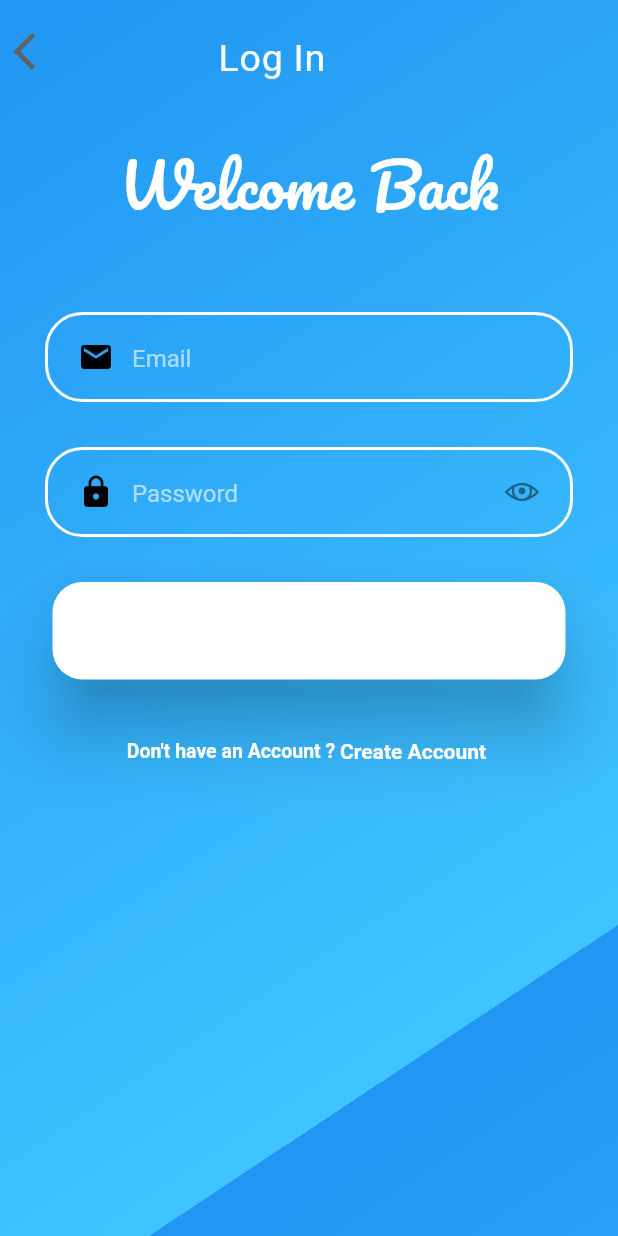
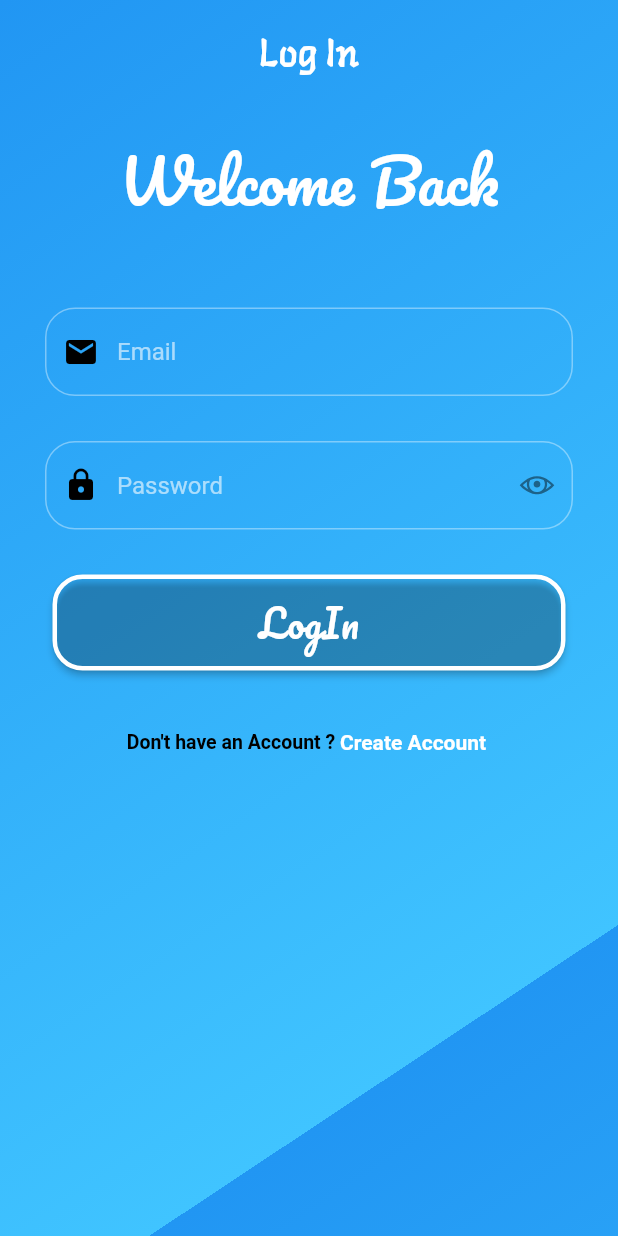
Before and after one commit to sushamaborhade/Liber, a Flutter app: the screen it shows after launch, after a tap on "Continue", on a phone screen of 412 x 824 dp. Run offline on Flutter 3.47's test engine with Material 2 defaults, Android fonts, the phone set to English and light mode, and no system bars; our stand-ins replace animated_text_kit, carousel_slider, curved_navigation_bar, line_awesome_icons, shared_preferences.

Commit message:
added home screen and changed navigation routes

```diff
--- a/lib/screens/login.dart
+++ b/lib/screens/login.dart
@@ -30,16 +30,6 @@ class _LogInState extends State<LogIn> {
     return Padding(
         padding: const EdgeInsets.only(
             top: 20.0, bottom: 10.0, right: 30.0, left: 30.0),
-        child: Container(
-          height: 60.0,
-          decoration: BoxDecoration(
-              borderRadius: BorderRadius.circular(25.0),
-              border: Border.all(
-                color: Colors.white,
-                width: 2.0,
-              )),
-          child: Padding(
-            padding: const EdgeInsets.all(8.0),
         child: TextFormField(
             keyboardType: pass == false
                 ? TextInputType.emailAddress
@@ -67,8 +57,7 @@ class _LogInState extends State<LogIn> {
                     errors.contains(
                         "Password should have atleast 6 characters.")) {
                   setState(() {
-                        errors.remove(
-                            "Password should have atleast 6 characters.");
+                    errors.remove("Password should have atleast 6 characters.");
                   });
                 }
               }
@@ -94,8 +83,7 @@ class _LogInState extends State<LogIn> {
                     !errors.contains(
                         "Password should have atleast 6 characters.")) {
                   setState(() {
-                        errors
-                            .add("Password should have atleast 6 characters.");
+                    errors.add("Password should have atleast 6 characters.");
                   });
                   return null;
                 }
@@ -114,6 +102,7 @@ class _LogInState extends State<LogIn> {
               return null;
             },
             obscureText: (pass == true && val == true) ? true : false,
+            style: TextStyle(decoration: TextDecoration.none),
             decoration: InputDecoration(
               prefixIcon: Icon(
                 icon,
@@ -137,10 +126,11 @@ class _LogInState extends State<LogIn> {
                         });
                       })
                   : Icon(null),
-                  border: InputBorder.none,
-                )),
-          ),
-        ));
+              border: OutlineInputBorder(
+                  borderRadius: BorderRadius.circular(20.0),
+                  borderSide: BorderSide(
+                      width: 2.0, color: Theme.of(context).accentColor)),
+            )));
   }
 
   @override
@@ -151,41 +141,31 @@ class _LogInState extends State<LogIn> {
         decoration: BoxDecoration(
           gradient: LinearGradient(
               begin: Alignment.topLeft,
-            end: Alignment(0.99,0.5),
+              end: Alignment(0.99, 0.5),
               colors: [
                 Colors.blue,
                 Colors.lightBlueAccent,
               ],
-            tileMode: TileMode.repeated
+              tileMode: TileMode.repeated),
+        ),
+        child: ListView(children: [
+          Padding(
+            padding: const EdgeInsets.only(top: 20.0),
+            child: Row(
+              mainAxisAlignment: MainAxisAlignment.center,
+              children: [
+                Text(
+                  'Log In',
+                  style: TextStyle(
+                    color: Colors.white,
+                    fontSize: 25.0,
+                    letterSpacing: .5,
+                    fontWeight: FontWeight.w400,
+                    fontFamily: 'Langar',
                   ),
                 ),
-        child: ListView(children: [
-          Row(
-            mainAxisAlignment: MainAxisAlignment.spaceEvenly,
-            children: [
-              Padding(
-                padding: const EdgeInsets.only(top: 10.0),
-                child: IconButton(
-                    icon: Icon(
-                      Icons.arrow_back_ios,
-                      color: Colors.grey[700],
-                      size: 30.0,
+              ],
             ),
-                    onPressed: () {
-                      Navigator.pop(context);
-                    }),
-              ),
-              Spacer(flex: 1),
-              Padding(
-                padding: const EdgeInsets.only(top: 20.0),
-                child: Text(
-                  'Log In',
-                  style: TextStyle(
-                      color: Colors.white, fontSize: 25.0, letterSpacing: .5,fontWeight: FontWeight.w400),
-                ),
-              ),
-              Spacer(flex: 2)
-            ],
           ),
           Center(
             child: Padding(
@@ -225,7 +205,7 @@ class _LogInState extends State<LogIn> {
                               //     email: email, password: password,
                               //     )).user;
                               //     if(user != null){
-                              Navigator.pushNamed(context, '/mainscreen');
+                              Navigator.pushNamed(context, '/nav');
                               //       }
                               //   }catch(e){
                               //     print(e);
@@ -237,16 +217,20 @@ class _LogInState extends State<LogIn> {
                               // TODO: Firebase Athentication
                             }
                           },
+                          color: Colors.transparent,
+                          shape: RoundedRectangleBorder(
+                              side: BorderSide(
                                   color: Theme.of(context).accentColor,
-                          elevation: 20,
-                          shape: RoundedRectangleBorder(
+                                  width: 3.0),
                               borderRadius: BorderRadius.circular(20)),
                           child: Padding(
-                            padding: const EdgeInsets.all(15.0),
+                            padding: const EdgeInsets.all(10.0),
                             child: Text(
                               'LogIn',
-                              style:
-                                  TextStyle(color: Colors.white, fontSize: 20.0,fontFamily: 'Pacifico'),
+                              style: TextStyle(
+                                  color: Colors.white,
+                                  fontSize: 25.0,
+                                  fontFamily: 'Pacifico'),
                             ),
                           )),
                     ),
@@ -258,10 +242,11 @@ class _LogInState extends State<LogIn> {
             child: Row(
               mainAxisAlignment: MainAxisAlignment.center,
               children: [
-                Text(
-                  "Don't have an Account ? ",
-                  style: TextStyle(fontSize: 13.0, fontWeight: FontWeight.bold),
-                ),
+                Text("Don't have an Account ? ",
+                    style: TextStyle(
+                        fontSize: 13.0,
+                        fontWeight: FontWeight.bold,
+                        color: Theme.of(context).primaryColor)),
                 GestureDetector(
                   onTap: () {
                     Navigator.pushNamed(context, '/signup');
@@ -271,8 +256,7 @@ class _LogInState extends State<LogIn> {
                     child: Text(
                       "Create Account ",
                       style: TextStyle(
-                          color: Colors.white,
-                          fontWeight: FontWeight.bold),
+                          color: Colors.white, fontWeight: FontWeight.bold),
                     ),
                   ),
                 )
@@ -288,7 +272,10 @@ class _LogInState extends State<LogIn> {
 //------------------------Error List----------------------//
 
 class ErrorLine extends StatelessWidget {
-  const ErrorLine({Key key, @required this.errors,}) : super(key: key);
+  const ErrorLine({
+    Key key,
+    @required this.errors,
+  }) : super(key: key);
   final List<String> errors;
 
   Widget errorLine(String text) {
@@ -300,13 +287,13 @@ class ErrorLine extends StatelessWidget {
             Icon(
               Icons.error,
               size: 18.0,
-              color: Colors.red,
+              color: Colors.red[900],
             ),
             Padding(
               padding: const EdgeInsets.only(left: 5.0),
               child: Text(
                 text,
-                style: TextStyle(color: Colors.red),
+                style: TextStyle(color: Colors.red[900]),
               ),
             ),
           ],
--- a/lib/screens/registration.dart
+++ b/lib/screens/registration.dart
@@ -120,20 +120,13 @@ class Slider extends StatelessWidget {
           child: Row(
             mainAxisAlignment: MainAxisAlignment.center,
               children: [
-                Text(
-                  'LIB',
-                  style: TextStyle(
-                    fontSize: 30.0,
-                    color: Theme.of(context).primaryColor,
-                    fontWeight: FontWeight.bold
-                  ),
-                  ),
                   Text(
-                  'ER',
+                  'LIBER',
                   style: TextStyle(
                     fontSize: 30.0,
                     color: Theme.of(context).accentColor,
-                    fontWeight: FontWeight.bold
+                    fontWeight: FontWeight.bold,
+                    fontFamily: 'Langar',
                   ),
                   ),
               ],
--- a/lib/screens/splash_screen.dart
+++ b/lib/screens/splash_screen.dart
@@ -20,7 +20,7 @@ class _SplashState extends State<Splash> with SingleTickerProviderStateMixin {
     localStorage = await SharedPreferences.getInstance();
     newuser = (localStorage.getBool('login') ?? true);
     if(newuser == false){
-      Navigator.pushNamed(context, '/mainscreen');
+      Navigator.pushNamed(context, '/nav');
     }
     else{
       Navigator.pushNamed(context, '/reg');
```
Also changed, not shown: lib/screens/confirmation_page.dart (+7 -8 lines), lib/screens/main screens/profile_page.dart (+28 -10 lines), lib/screens/signup.dart (+25 -34 lines), assets/images/checked.png (added), assets/images/checked.svg (deleted), assets/images/reg1.png, assets/images/reg2.png, assets/images/reg3.png, assets/images/reg4.png. Lines whose indentation alone changed are shown as unchanged.
